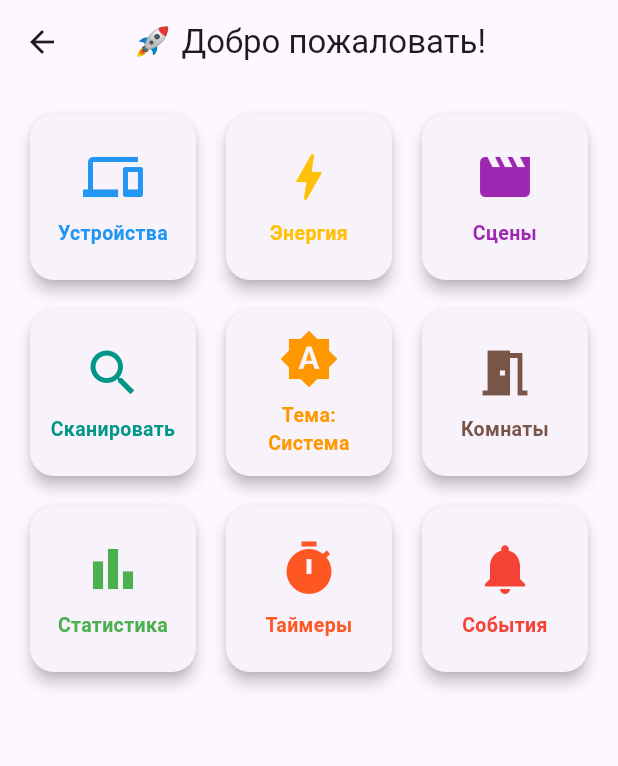
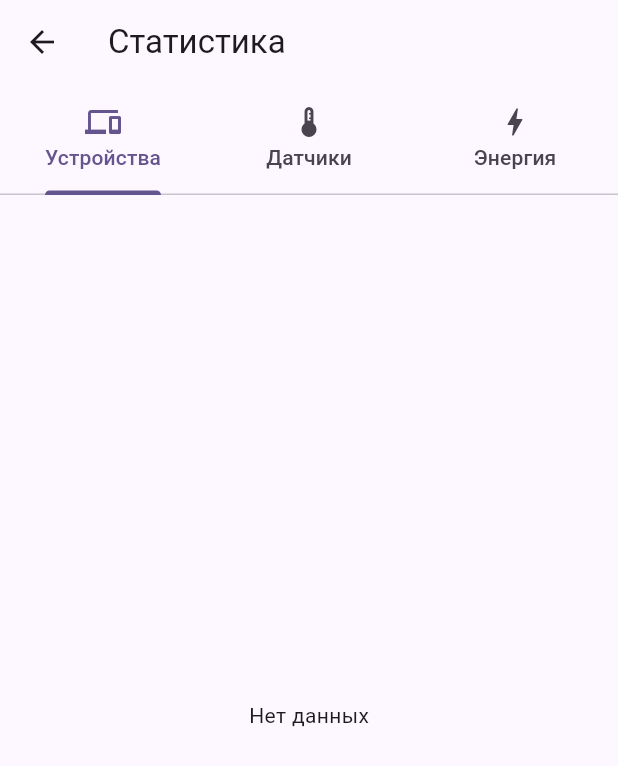
Before and after one commit to votsurx/SHomeDART, a Flutter app: the HomeScreen screen opened directly, after a tap on "Статистика", on a phone screen of 412 x 824 dp. Shown: the top 766 px of the screen. Run offline on Flutter 3.47's test engine with Material 3 defaults, Android fonts, the phone set to English and light mode, and no system bars; our stand-ins replace fl_chart, flutter_riverpod, flutter_secure_storage, freezed_annotation, get_it, go_router and 4 more; missing offline and left inert: cryptography, mqtt_client; accounts and stored records are empty.

Commit message:
📊 Статистика + Таймеры + Расширенный EventLogger + Видео-заглушка
- Статистика: вкладки Устройства/Датчики/Энергия
- График вкл/выкл через fl_chart
- Таймеры: отложенное вкл/выкл, TimerEngine
- Расширенный EventLogger: deviceAdded/Removed, room, scene
- Кнопка Видео на Dashboard (заглушка)
- Единый сканер для онбординга и Dashboard
- Фикс цветов текста в тёмной теме

```diff
--- a/lib/application/navigation/router.dart
+++ b/lib/application/navigation/router.dart
@@ -9,10 +9,16 @@ import '../../presentation/screens/scan_devices_screen.dart';
 import '../../presentation/screens/rooms_manage_screen.dart';
 import '../../presentation/screens/events_screen.dart';
 import '../../presentation/screens/timers_screen.dart';
+import '../../presentation/screens/statistics_screen.dart';
 
 final router = GoRouter(
   initialLocation: '/',
   routes: [
+    GoRoute(
+        path: '/statistics',
+        builder: (context, state) => const StatisticsScreen()
+    ),
+
     GoRoute(
       path: '/timers',
       builder: (context, state) => const TimersScreen(),
--- a/lib/application/state/devices_provider.dart
+++ b/lib/application/state/devices_provider.dart
@@ -55,6 +55,7 @@ class DevicesNotifier extends StateNotifier<List<Device>> {
   Future<void> addDevice(Device device) async {
     await _repository.saveDevice(device);
     state = [...state, device];
+    EventLogger.log(event: 'deviceAdded', deviceId: device.id, deviceName: device.name);
   }
 
   // ✅ ВКЛ — оптимистично
@@ -189,6 +190,8 @@ class DevicesNotifier extends StateNotifier<List<Device>> {
   }
 
   Future<void> removeDevice(String id) async {
+    final device = state.firstWhere((d) => d.id == id);
+    EventLogger.log(event: 'deviceRemoved', deviceId: id, deviceName: device.name);
     await _repository.deleteDevice(id);
     state = state.where((d) => d.id != id).toList();
   }
--- a/lib/application/state/rooms_provider.dart
+++ b/lib/application/state/rooms_provider.dart
@@ -1,4 +1,5 @@
 import 'package:flutter_riverpod/flutter_riverpod.dart';
+import '../../data/services/event_logger.dart';
 import '../../domain/models/room.dart';
 import '../../domain/repositories/room_repository.dart';
 import '../../di/injection.dart';
@@ -23,6 +24,7 @@ class RoomsNotifier extends StateNotifier<List<Room>> {
   Future<void> addRoom(Room room) async {
     await _repository.saveRoom(room);
     state = [...state, room];
+    EventLogger.log(event: 'roomAdded', roomName: room.name);
   }
 
   Future<void> deleteRoom(String id) async {
@@ -38,7 +40,9 @@ class RoomsNotifier extends StateNotifier<List<Room>> {
   }
 
   void deleteRoomAndMoveDevices(String roomId) async {
-    // Используем getIt для доступа к DevicesNotifier
+    final room = state.firstWhere((r) => r.id == roomId);
+    EventLogger.log(event: 'roomRemoved', roomName: room.name);
+
     final devicesNotifier = getIt<DevicesNotifier>();
     final devices = devicesNotifier.devices;
     for (final device in devices.where((d) => d.roomId == roomId)) {
--- a/lib/application/state/scenes_provider.dart
+++ b/lib/application/state/scenes_provider.dart
@@ -22,6 +22,7 @@ class ScenesNotifier extends StateNotifier<List<Scene>> {
   Future<void> addScene(Scene scene) async {
     await _repository.saveScene(scene);
     await _loadScenes();
+    EventLogger.log(event: 'sceneCreated', sceneName: scene.name);
   }
 
   Future<void> executeScene(String id) async {
@@ -38,6 +39,8 @@ class ScenesNotifier extends StateNotifier<List<Scene>> {
   }
 
   Future<void> deleteScene(String id) async {
+    final scene = state.firstWhere((s) => s.id == id);
+    EventLogger.log(event: 'sceneDeleted', sceneName: scene.name);
     await _repository.deleteScene(id);
     state = state.where((s) => s.id != id).toList();
   }
--- a/lib/data/local/entities/event_entity.dart
+++ b/lib/data/local/entities/event_entity.dart
@@ -1,35 +1,47 @@
 class EventEntity {
   final int? id;
-  final String deviceId;
-  final String deviceName;
-  final String event;       // 'turnOn', 'turnOff', 'online', 'offline', 'error', 'scene'
+  final String event;        // Тип события
+  final String? deviceId;
+  final String? deviceName;
+  final String? value;       // Значение (температура, энергия)
   final String? sceneName;
+  final String? roomName;
+  final String? timerName;
   final String timestamp;
 
   EventEntity({
     this.id,
-    required this.deviceId,
-    required this.deviceName,
     required this.event,
+    this.deviceId,
+    this.deviceName,
+    this.value,
     this.sceneName,
+    this.roomName,
+    this.timerName,
     required this.timestamp,
   });
 
   Map<String, dynamic> toMap() => {
     if (id != null) 'id': id,
+    'event': event,
     'deviceId': deviceId,
     'deviceName': deviceName,
-    'event': event,
+    'value': value,
     'sceneName': sceneName,
+    'roomName': roomName,
+    'timerName': timerName,
     'timestamp': timestamp,
   };
 
   factory EventEntity.fromMap(Map<String, dynamic> map) => EventEntity(
     id: map['id'] as int?,
-    deviceId: map['deviceId'] as String,
-    deviceName: map['deviceName'] as String,
     event: map['event'] as String,
+    deviceId: map['deviceId'] as String?,
+    deviceName: map['deviceName'] as String?,
+    value: map['value'] as String?,
     sceneName: map['sceneName'] as String?,
+    roomName: map['roomName'] as String?,
+    timerName: map['timerName'] as String?,
     timestamp: map['timestamp'] as String,
   );
 }
--- a/lib/presentation/screens/home_screen.dart
+++ b/lib/presentation/screens/home_screen.dart
@@ -85,9 +85,14 @@ class _HomeScreenState extends ConsumerState<HomeScreen> {
                 _buildTile(icon: Icons.search, label: 'Сканировать', color: Colors.teal, onTap: () => context.push('/scan')),
                 _buildTile(icon: themeNotifier.themeIcon, label: 'Тема: ${themeNotifier.themeName}', color: isDark ? Colors.indigo : Colors.orange, onTap: () => themeNotifier.toggle()),
                 _buildTile(icon: Icons.meeting_room, label: 'Комнаты', color: Colors.brown, onTap: () => context.push('/rooms')),
-                _buildTile(icon: Icons.bar_chart, label: 'Статистика', color: Colors.green, onTap: () {}),
+                _buildTile(icon: Icons.bar_chart, label: 'Статистика', color: Colors.green, onTap: () => context.push('/statistics')),
                 _buildTile(icon: Icons.timer, label: 'Таймеры', color: Colors.deepOrange, onTap: () => context.push('/timers')),
                 _buildTile(icon: Icons.notifications, label: 'События', color: Colors.red, onTap: () => context.push('/events')),
+                _buildTile(icon: Icons.videocam, label: 'Видео', color: Colors.red, onTap: () {
+                ScaffoldMessenger.of(context).showSnackBar(
+                const SnackBar(content: Text('RTSP камеры — скоро!')),
+                );
+                }),
               ],
             ),
           );
--- /dev/null
+++ b/lib/presentation/screens/statistics_screen.dart
@@ -0,0 +1,106 @@
+import 'package:flutter/material.dart';
+import 'package:fl_chart/fl_chart.dart';
+import '../../data/local/database.dart';
+
+class StatisticsScreen extends StatefulWidget {
+  const StatisticsScreen({super.key});
+
+  @override
+  State<StatisticsScreen> createState() => _StatisticsScreenState();
+}
+
+class _StatisticsScreenState extends State<StatisticsScreen> with SingleTickerProviderStateMixin {
+  late TabController _tabController;
+
+  @override
+  void initState() {
+    super.initState();
+    _tabController = TabController(length: 3, vsync: this);
+  }
+
+  @override
+  Widget build(BuildContext context) {
+    return Scaffold(
+      appBar: AppBar(
+        title: const Text('Статистика'),
+        bottom: TabBar(
+          controller: _tabController,
+          tabs: const [
+            Tab(text: 'Устройства', icon: Icon(Icons.devices)),
+            Tab(text: 'Датчики', icon: Icon(Icons.thermostat)),
+            Tab(text: 'Энергия', icon: Icon(Icons.bolt)),
+          ],
+        ),
+      ),
+      body: TabBarView(
+        controller: _tabController,
+        children: [
+          _buildDevicesTab(),
+          _buildSensorsTab(),
+          _buildEnergyTab(),
+        ],
+      ),
+    );
+  }
+
+  Widget _buildDevicesTab() {
+    return FutureBuilder<List<Map<String, dynamic>>>(
+      future: _getDeviceStats(),
+      builder: (context, snapshot) {
+        if (!snapshot.hasData) return const Center(child: CircularProgressIndicator());
+
+        final data = snapshot.data!;
+        if (data.isEmpty) return const Center(child: Text('Нет данных'));
+
+        return Padding(
+          padding: const EdgeInsets.all(16),
+          child: Column(
+            children: [
+              // График
+              SizedBox(
+                height: 200,
+                child: BarChart(
+                  BarChartData(
+                    barGroups: data.asMap().entries.map((e) => BarChartGroupData(
+                      x: e.key,
+                      barRods: [BarChartRodData(toY: (e.value['count'] as int).toDouble())],
+                    )).toList(),
+                  ),
+                ),
+              ),
+              const SizedBox(height: 16),
+              // Сводка
+              ...data.map((d) => ListTile(
+                title: Text(d['name'] as String),
+                subtitle: Text('Вкл/Выкл: ${d['count']} раз(а)'),
+              )),
+            ],
+          ),
+        );
+      },
+    );
+  }
+
+  Widget _buildSensorsTab() {
+    return const Center(child: Text('Данные датчиков — скоро'));
+  }
+
+  Widget _buildEnergyTab() {
+    return const Center(child: Text('Энергопотребление — скоро'));
+  }
+
+  Future<List<Map<String, dynamic>>> _getDeviceStats() async {
+    final events = await AppDatabase.getRecentEvents(limit: 1000);
+    final stats = <String, Map<String, dynamic>>{};
+
+    for (final event in events) {
+      if (event.event == 'turnOn' || event.event == 'turnOff') {
+        final name = event.deviceName ?? 'Неизвестно';
+        stats.putIfAbsent(name, () => {'name': name, 'count': 0});
+        stats[name]!['count'] = (stats[name]!['count'] as int) + 1;
+      }
+    }
+
+    return stats.values.toList();
+  }
+}
--- a/pubspec.yaml
+++ b/pubspec.yaml
@@ -59,6 +59,9 @@ dev_dependencies:
   # MQTT
   mqtt_client: ^10.0.0
 
+  # Statistics
+  fl_chart: ^0.68.0
+
 flutter:
   uses-material-design: true
   assets:
```
Also changed, not shown: lib/data/local/database.dart (+10 -4 lines), lib/data/services/event_logger.dart (+9 -3 lines), pubspec.lock.
